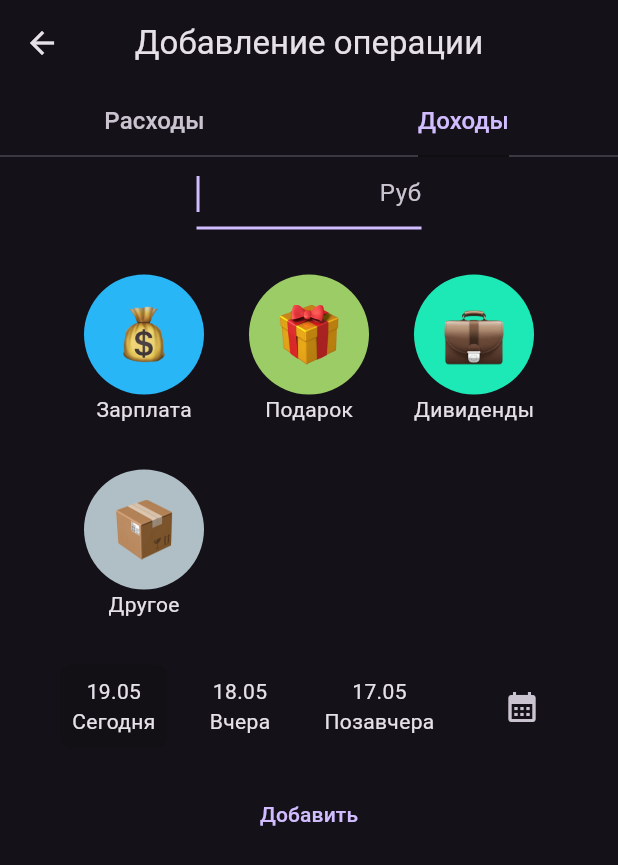
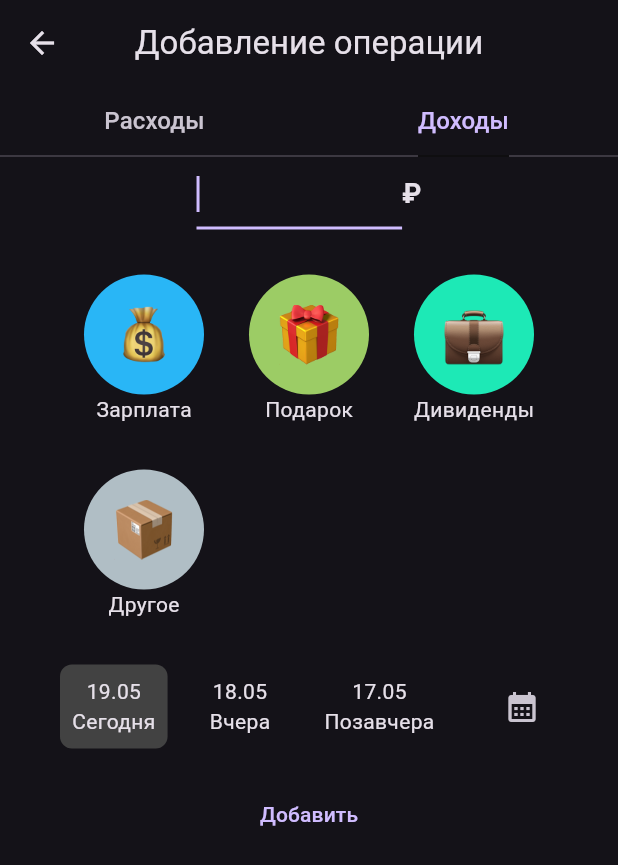
Before and after one commit to levmorgot/otlozhka, a Flutter app: the FormTransactionPage screen opened directly with empty values, on a phone screen of 412 x 824 dp. Shown: the top 865 px of the screen. Run offline on Flutter 3.47's test engine with Material 3 defaults, Android fonts, the phone set to English and light mode, and no system bars; our stand-ins replace auto_route, dartz, equatable, fl_chart, flutter_bloc, gap and 4 more; accounts and stored records are empty.

Commit message:
fix design

```diff
--- a/lib/features/transactions/presentation/widgets/date_transaction_button.dart
+++ b/lib/features/transactions/presentation/widgets/date_transaction_button.dart
@@ -18,7 +18,7 @@ class DateTransactionButton extends StatelessWidget {
       },
       child: DecoratedBox(
         decoration: BoxDecoration(
-          color: date.trim() == form.transactionDate.trim() ? Colors.black12 : null,
+          color: date.trim() == form.transactionDate.trim() ? Colors.grey[800] : null,
           borderRadius: BorderRadius.circular(8.0),
         ),
         child: Padding(
--- a/lib/features/transactions/presentation/widgets/form_transaction_widget.dart
+++ b/lib/features/transactions/presentation/widgets/form_transaction_widget.dart
@@ -27,14 +27,26 @@ class FormTransactionsWidget extends StatelessWidget {
               alignment: Alignment.center,
               child: SizedBox(
                 width: 150,
+                child: Row(
+                  children: [
+                    Flexible(
                       child: TextFormField(
                         controller: form.amountController,
                         keyboardType: TextInputType.number,
                         autofocus: true,
-                  decoration: const InputDecoration(suffixText: 'Руб'),
                         onChanged: (value) {
                           form.changeAmount(value);
                         },
+                      ),
+                    ),
+                    const Text(
+                      '₽',
+                      style: TextStyle(
+                        fontSize: 18,
+                        fontWeight: FontWeight.w600,
+                      ),
+                    )
+                  ],
                 ),
               ),
             ),
--- a/lib/features/transactions/presentation/widgets/transactions_widget.dart
+++ b/lib/features/transactions/presentation/widgets/transactions_widget.dart
@@ -90,7 +90,8 @@ class TransactionsWidget extends StatelessWidget {
                     ),
                   ),
                   Expanded(
-                    child: ListView.separated(
+                    child: transactions.isNotEmpty
+                        ? ListView.separated(
                             itemBuilder: (context, index) {
                               final category = periodCategories.firstWhere(
                                 (element) => element.id == transactions[index].categoryId,
@@ -102,6 +103,9 @@ class TransactionsWidget extends StatelessWidget {
                               return const SizedBox(height: 6);
                             },
                             itemCount: transactions.length,
+                          )
+                        : Center(
+                            child: Text('Транзакций нет'),
                           ),
                   ),
                 ],
```
Also changed, not shown: lib/features/transactions/presentation/pages/transaction_category_page.dart (+28 -2 lines). Lines whose indentation alone changed are shown as unchanged.
